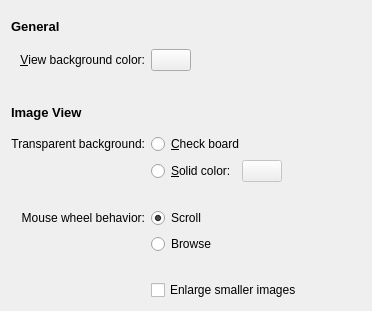
Before: the Qt Designer form app/configdialog.ui in KDE/gwenview, drawn with Qt 5.
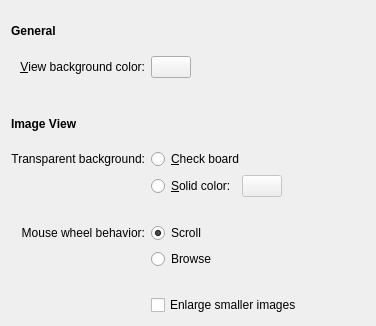
After: the same form once the commit is applied. Custom widgets are drawn as their Qt base class.

Commit message: separate translation of 'Browse' (mouse wheel behaviour / toolbar button) also get rid of markup for title labels and use font-bold=true property instead

Patch:
```diff
--- a/app/configdialog.ui
+++ b/app/configdialog.ui
@@ -5,18 +5,21 @@
    <rect>
     <x>0</x>
     <y>0</y>
-    <width>369</width>
-    <height>311</height>
+    <width>376</width>
+    <height>326</height>
    </rect>
   </property>
   <layout class="QGridLayout" name="gridLayout" >
    <item row="0" column="0" colspan="2" >
     <widget class="QLabel" name="label_3" >
+     <property name="font" >
+      <font>
+       <weight>75</weight>
+       <bold>true</bold>
+      </font>
+     </property>
      <property name="text" >
-      <string>&lt;html>&lt;head>&lt;meta name="qrichtext" content="1" />&lt;style type="text/css">
-p, li { white-space: pre-wrap; }
-&lt;/style>&lt;/head>&lt;body style=" font-family:'Sans Serif'; font-size:10pt; font-weight:400; font-style:normal;">
-&lt;p style=" margin-top:0px; margin-bottom:0px; margin-left:0px; margin-right:0px; -qt-block-indent:0; text-indent:0px;">&lt;span style=" font-weight:600;">General&lt;/span>&lt;/p>&lt;/body>&lt;/html></string>
+      <string>General</string>
      </property>
     </widget>
    </item>
@@ -75,12 +78,17 @@
    </item>
    <item row="3" column="0" colspan="2" >
     <widget class="QLabel" name="label_4" >
+     <property name="font" >
+      <font>
+       <weight>75</weight>
+       <bold>true</bold>
+      </font>
+     </property>
      <property name="text" >
-      <string>&lt;!DOCTYPE HTML PUBLIC "-//W3C//DTD HTML 4.0//EN" "http://www.w3.org/TR/REC-html40/strict.dtd">
-&lt;html>&lt;head>&lt;meta name="qrichtext" content="1" />&lt;style type="text/css">
-p, li { white-space: pre-wrap; }
-&lt;/style>&lt;/head>&lt;body style=" font-family:'Sans Serif'; font-size:10pt; font-weight:400; font-style:normal;">
-&lt;p style=" margin-top:0px; margin-bottom:0px; margin-left:0px; margin-right:0px; -qt-block-indent:0; text-indent:0px;">&lt;span style=" font-weight:600;">Image View&lt;/span>&lt;/p>&lt;/body>&lt;/html></string>
+      <string>Image View</string>
+     </property>
+     <property name="textFormat" >
+      <enum>Qt::PlainText</enum>
      </property>
     </widget>
    </item>
```
Left out of the diff: 4 changed lines with no effect on the pictures.
